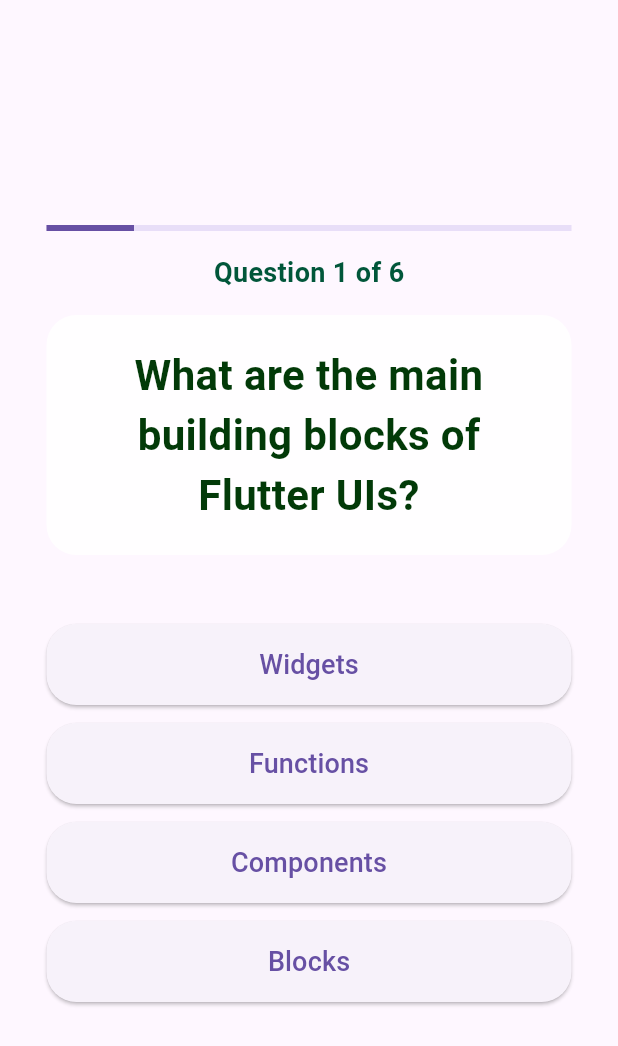
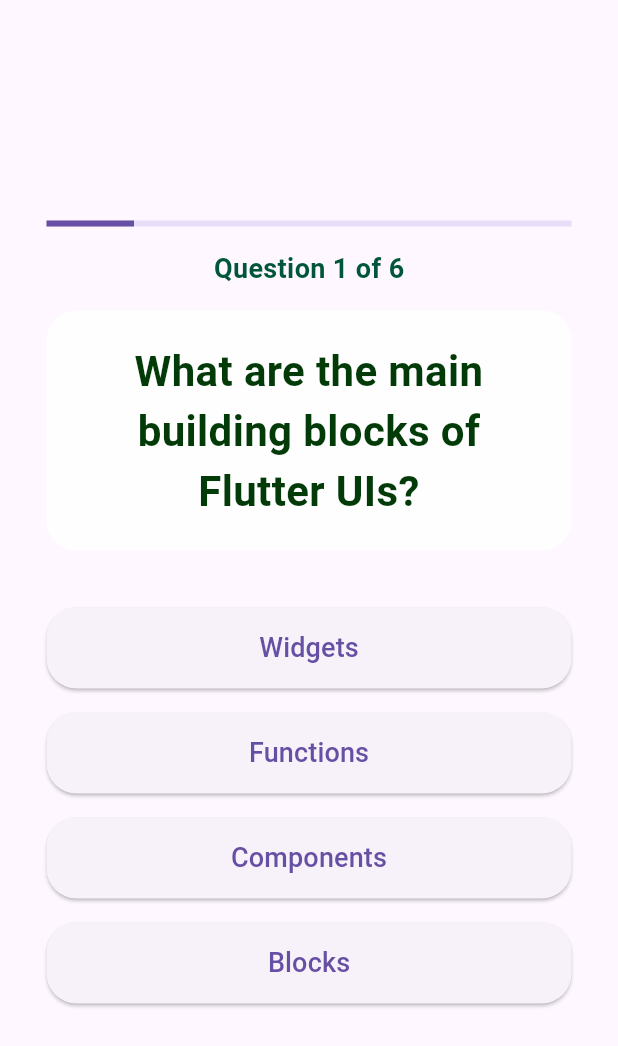
Before and after one commit to ShainaMaryjoh/CSIT284-GARCISO, a Flutter app: the screen it shows after launch, after a tap on "Start Quiz", on a phone screen of 412 x 824 dp. Shown: the top 1046 px of the screen. Run offline on Flutter 3.47's test engine with Material 3 defaults, Android fonts, the phone set to English and light mode, and no system bars.

Commit message:
Improve answer spacing

```diff
--- a/lab_act_3/lib/gradient_container.dart
+++ b/lab_act_3/lib/gradient_container.dart
@@ -120,12 +120,12 @@
   ),
 ),
 
-        const SizedBox(height: 40),
+        const SizedBox(height: 30),
         ...questions[currentQuestionIndex].answers.map(
           (answer) {
             return Padding(
               padding: const EdgeInsets.symmetric(
-                vertical: 6,
+                vertical: 8,
               ),
               child: SizedBox(
                 width: 350,
@@ -178,6 +178,7 @@
               'assets/quiz-logo.png',
               width: 250,
             ),
+
             const SizedBox(height: 40),
             const Text(
               'Test Your Flutter Knowledge!',
```
